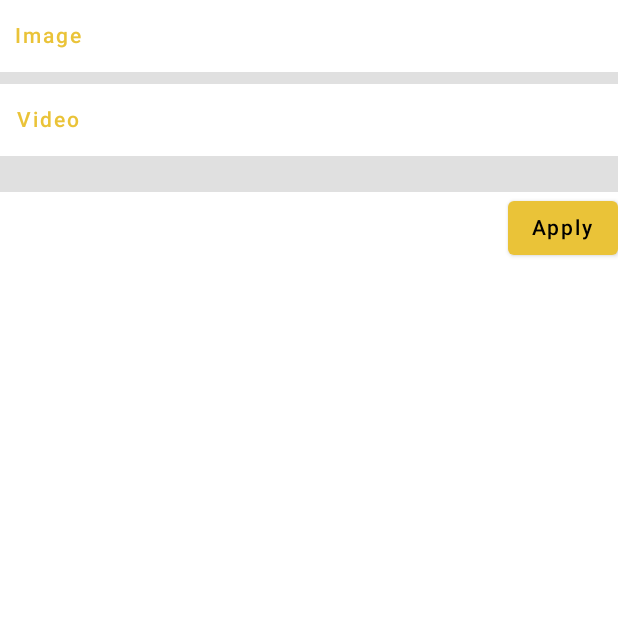
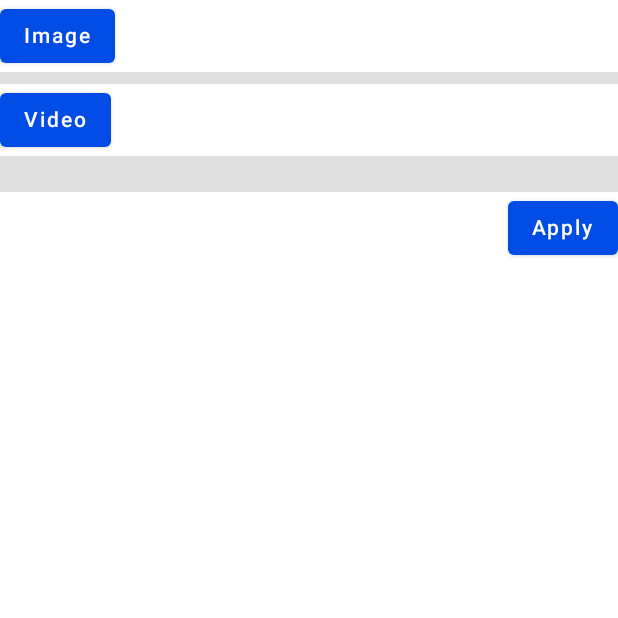
Before and after one commit to esskay09/YH-Admin, an Android app built with Jetpack Compose: the composable ImageVideoLinkDialog shown on its own in the app's theme, on a phone screen of 412 x 824 dp, the top half of it. Run offline under Robolectric (Android 15) with nearby library versions, the phone set to English and light mode, and no system bars; 5 statements that could not run were skipped.

Commit message:
ImageVideoLinkDialog.kt

```diff
--- a/app/src/main/java/com/terranullius/yhadmin/ui/components/ViewPagerImages.kt
+++ b/app/src/main/java/com/terranullius/yhadmin/ui/components/ViewPagerImages.kt
@@ -14,6 +14,7 @@ import androidx.compose.ui.unit.dp
 import androidx.compose.ui.viewinterop.AndroidView
 import coil.compose.ImagePainter
 import coil.compose.rememberImagePainter
+import coil.size.Scale
 import com.google.accompanist.pager.ExperimentalPagerApi
 import com.google.accompanist.pager.HorizontalPager
 import com.google.accompanist.pager.PagerState
@@ -212,6 +213,7 @@ fun ViewPagerImages(
                 } else {
                 val painter = rememberImagePainter(data = images.value[page]){
                     crossfade(true)
+                    scale(Scale.FILL)
                 }
 
                 Box(modifier = Modifier.fillMaxSize()) {
--- a/app/src/main/java/com/terranullius/yhadmin/ui/components/edior/ImageVideoLinkDialog.kt
+++ b/app/src/main/java/com/terranullius/yhadmin/ui/components/edior/ImageVideoLinkDialog.kt
@@ -13,6 +13,7 @@ import androidx.compose.ui.Alignment
 import androidx.compose.ui.Modifier
 import androidx.compose.ui.unit.dp
 import com.terranullius.yhadmin.ui.theme.dividerDialogItemHeight
+import com.terranullius.yhadmin.ui.theme.secondaryColor
 
 @OptIn(ExperimentalAnimationApi::class)
 @Composable
@@ -22,6 +23,7 @@ fun ImageVideoLinkDialog(
     onImageClick: () -> Unit,
     initialVideoLink: String = ""
 ) {
+    Surface() {
         Column(
             modifier = modifier
         ) {
@@ -31,14 +33,18 @@ fun ImageVideoLinkDialog(
             var isVideoChoosen by remember {
                 mutableStateOf(false)
             }
-        TextButton(onClick = {
+            Button(
+                colors = ButtonDefaults.buttonColors(backgroundColor = secondaryColor),
+                onClick = {
                 isVideoChoosen = false
                 onImageClick()
             }) {
                 Text(text = "Image")
             }
             Divider(Modifier.height(dividerDialogItemHeight))
-        TextButton(onClick = {
+            Button(
+                colors = ButtonDefaults.buttonColors(backgroundColor = secondaryColor),
+                onClick = {
                 isVideoChoosen = true
             }) {
                 Text(text = "Video")
@@ -59,6 +65,7 @@ fun ImageVideoLinkDialog(
             Divider(Modifier.height(dividerDialogItemHeight))
 
             Button(
+                colors = ButtonDefaults.buttonColors(backgroundColor = secondaryColor),
                 modifier = Modifier.align(Alignment.End),
                 onClick = {
                     onApplyClick(isVideoChoosen, newVideoLink)
@@ -66,4 +73,6 @@ fun ImageVideoLinkDialog(
                 Text(text = "Apply")
             }
         }
+
     }
+}
```
Lines whose indentation alone changed are shown as unchanged.
